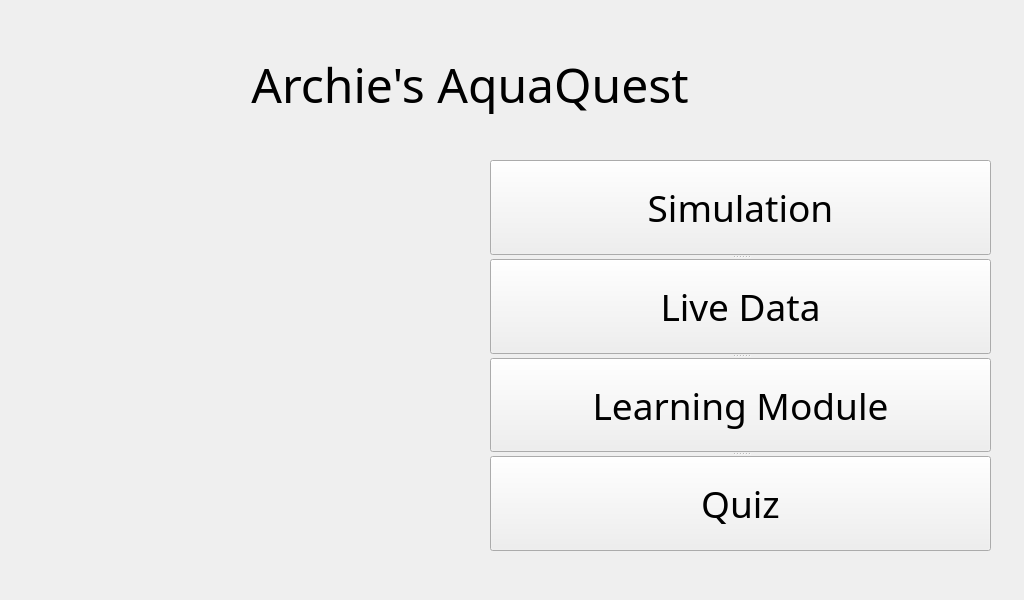
First picture: the form in QtDesignerFiles/home.ui, repository hayrayl/AquaQuestSoftware, before the edit.
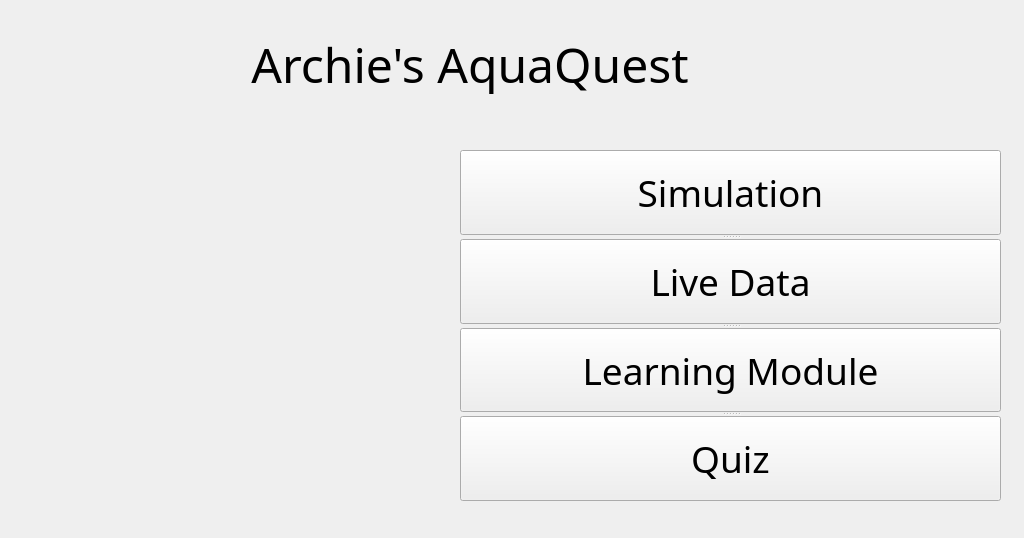
Second picture: the form after the edit.

Diff of the .ui file:
```diff
--- a/QtDesignerFiles/home.ui
+++ b/QtDesignerFiles/home.ui
@@ -7,7 +7,7 @@
     <x>0</x>
     <y>0</y>
     <width>1024</width>
-    <height>600</height>
+    <height>538</height>
    </rect>
   </property>
   <property name="windowTitle">
@@ -16,10 +16,10 @@
   <widget class="QSplitter" name="splitter">
    <property name="geometry">
     <rect>
-     <x>490</x>
-     <y>160</y>
-     <width>501</width>
-     <height>391</height>
+     <x>460</x>
+     <y>150</y>
+     <width>541</width>
+     <height>351</height>
     </rect>
    </property>
    <property name="orientation">
@@ -130,7 +130,7 @@
    <property name="geometry">
     <rect>
      <x>150</x>
-     <y>50</y>
+     <y>30</y>
      <width>640</width>
      <height>69</height>
     </rect>
@@ -170,7 +170,7 @@
    <property name="geometry">
     <rect>
      <x>30</x>
-     <y>160</y>
+     <y>130</y>
      <width>400</width>
      <height>400</height>
     </rect>
```
